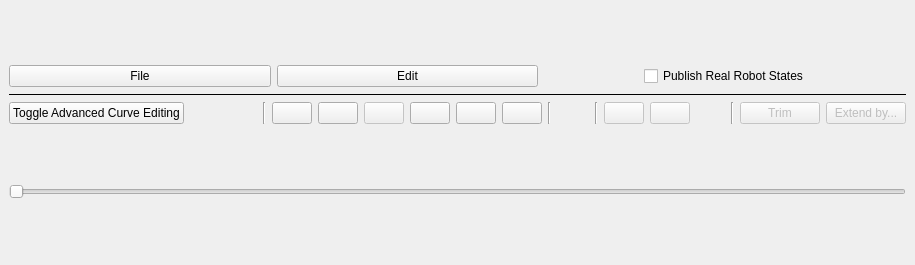
Old version of the form resources/animation_plugin.ui in the repository marvmn/rqt_animation.
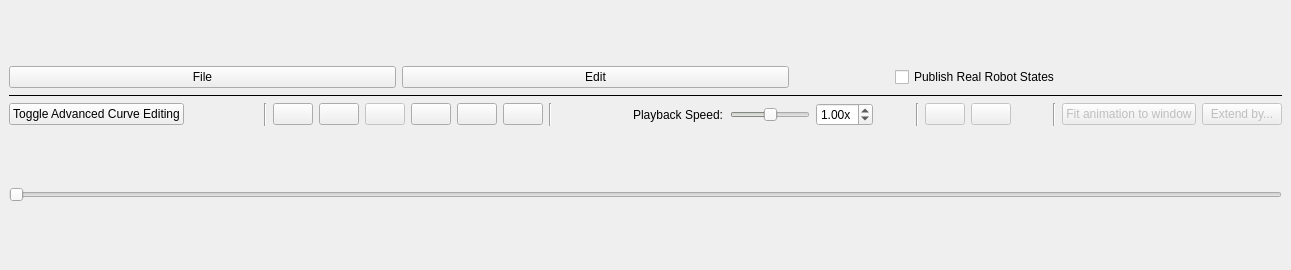
New version of the form. Icons and pictures are not drawn.

Commit message: added playback speed setting

```diff
--- a/resources/animation_plugin.ui
+++ b/resources/animation_plugin.ui
@@ -6,8 +6,8 @@
    <rect>
     <x>0</x>
     <y>0</y>
-    <width>915</width>
-    <height>265</height>
+    <width>1291</width>
+    <height>270</height>
    </rect>
   </property>
   <property name="windowTitle">
@@ -244,6 +244,111 @@
          </item>
         </layout>
        </item>
+       <item>
+        <spacer name="horizontalSpacer_7">
+         <property name="orientation">
+          <enum>Qt::Horizontal</enum>
+         </property>
+         <property name="sizeHint" stdset="0">
+          <size>
+           <width>40</width>
+           <height>20</height>
+          </size>
+         </property>
+        </spacer>
+       </item>
+       <item>
+        <widget class="QLabel" name="label">
+         <property name="text">
+          <string>Playback Speed:</string>
+         </property>
+        </widget>
+       </item>
+       <item>
+        <widget class="QSlider" name="speedSlider">
+         <property name="palette">
+          <palette>
+           <active>
+            <colorrole role="Highlight">
+             <brush brushstyle="SolidPattern">
+              <color alpha="255">
+               <red>186</red>
+               <green>189</green>
+               <blue>182</blue>
+              </color>
+             </brush>
+            </colorrole>
+           </active>
+           <inactive>
+            <colorrole role="Highlight">
+             <brush brushstyle="SolidPattern">
+              <color alpha="255">
+               <red>186</red>
+               <green>189</green>
+               <blue>182</blue>
+              </color>
+             </brush>
+            </colorrole>
+           </inactive>
+           <disabled>
+            <colorrole role="Highlight">
+             <brush brushstyle="SolidPattern">
+              <color alpha="255">
+               <red>145</red>
+               <green>145</green>
+               <blue>145</blue>
+              </color>
+             </brush>
+            </colorrole>
+           </disabled>
+          </palette>
+         </property>
+         <property name="minimum">
+          <number>-50</number>
+         </property>
+         <property name="maximum">
+          <number>50</number>
+         </property>
+         <property name="orientation">
+          <enum>Qt::Horizontal</enum>
+         </property>
+        </widget>
+       </item>
+       <item>
+        <widget class="QDoubleSpinBox" name="speedSpinBox">
+         <property name="showGroupSeparator" stdset="0">
+          <bool>false</bool>
+         </property>
+         <property name="prefix">
+          <string/>
+         </property>
+         <property name="suffix">
+          <string>x</string>
+         </property>
+         <property name="maximum">
+          <double>5.000000000000000</double>
+         </property>
+         <property name="singleStep">
+          <double>0.100000000000000</double>
+         </property>
+         <property name="value">
+          <double>1.000000000000000</double>
+         </property>
+        </widget>
+       </item>
+       <item>
+        <spacer name="horizontalSpacer_6">
+         <property name="orientation">
+          <enum>Qt::Horizontal</enum>
+         </property>
+         <property name="sizeHint" stdset="0">
+          <size>
+           <width>40</width>
+           <height>20</height>
+          </size>
+         </property>
+        </spacer>
+       </item>
        <item>
         <widget class="Line" name="line_2">
          <property name="orientation">
@@ -315,7 +420,7 @@
           <string>Trim animation length to fit the first and last keyframe.</string>
          </property>
          <property name="text">
-          <string>Trim</string>
+          <string>Fit animation to window</string>
          </property>
          <property name="icon">
           <iconset theme="edit-cut"/>
```
Left out of the diff: 29 changed lines with no effect on the pictures. The commit also changes 2 other files.
